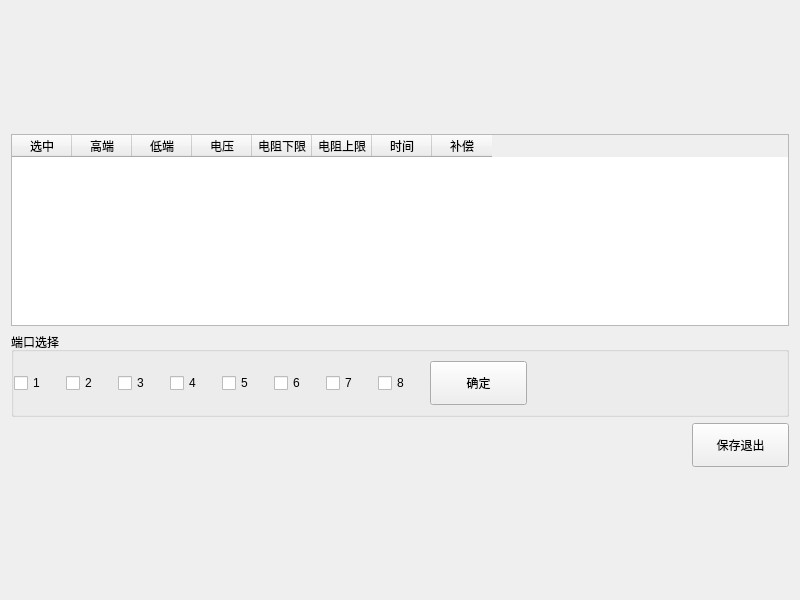
Above: PageInr.ui from bloglink/aip-tester before the change. Below: the same form after it.
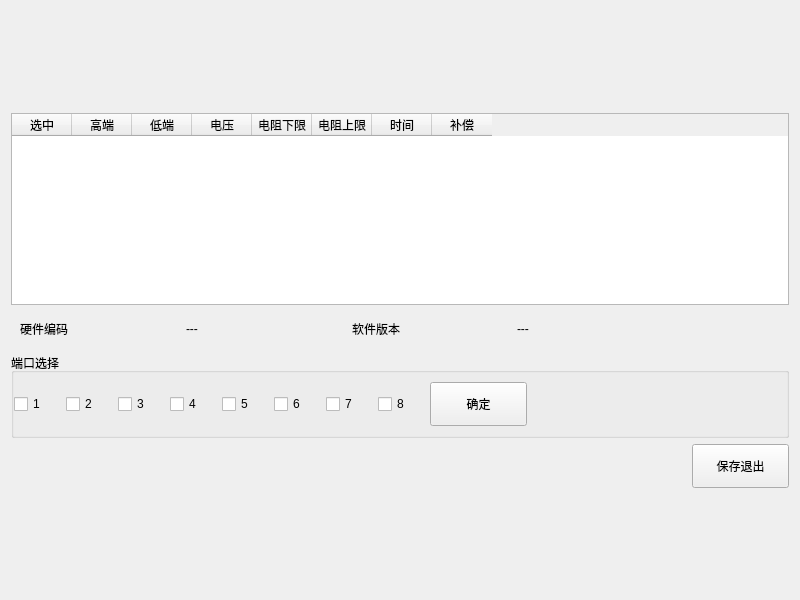
That is the form after the change.

The edit to the form file:
```diff
--- a/PageInr.ui
+++ b/PageInr.ui
@@ -74,7 +74,7 @@
      </column>
     </widget>
    </item>
-   <item row="2" column="0" colspan="2">
+   <item row="3" column="0" colspan="2">
     <widget class="QWidget" name="widget" native="true">
      <property name="minimumSize">
       <size>
@@ -198,7 +198,7 @@
      </layout>
     </widget>
    </item>
-   <item row="3" column="0">
+   <item row="4" column="0">
     <spacer name="horizontalSpacer">
      <property name="orientation">
       <enum>Qt::Horizontal</enum>
@@ -211,7 +211,7 @@
      </property>
     </spacer>
    </item>
-   <item row="3" column="1">
+   <item row="4" column="1">
     <widget class="QPushButton" name="BtnExitIr">
      <property name="minimumSize">
       <size>
@@ -224,7 +224,7 @@
      </property>
     </widget>
    </item>
-   <item row="4" column="1">
+   <item row="5" column="1">
     <spacer name="verticalSpacer_2">
      <property name="orientation">
       <enum>Qt::Vertical</enum>
@@ -237,6 +237,44 @@
      </property>
     </spacer>
    </item>
+   <item row="2" column="0">
+    <widget class="QWidget" name="widget_2" native="true">
+     <layout class="QVBoxLayout" name="verticalLayout">
+      <item>
+       <layout class="QHBoxLayout" name="horizontalLayout">
+        <item>
+         <widget class="QLabel" name="label">
+          <property name="text">
+           <string>硬件编码</string>
+          </property>
+         </widget>
+        </item>
+        <item>
+         <widget class="QLabel" name="code">
+          <property name="text">
+           <string>---</string>
+          </property>
+         </widget>
+        </item>
+        <item>
+         <widget class="QLabel" name="label_3">
+          <property name="text">
+           <string>软件版本</string>
+          </property>
+         </widget>
+        </item>
+        <item>
+         <widget class="QLabel" name="version">
+          <property name="text">
+           <string>---</string>
+          </property>
+         </widget>
+        </item>
+       </layout>
+      </item>
+     </layout>
+    </widget>
+   </item>
   </layout>
  </widget>
  <resources/>
```
